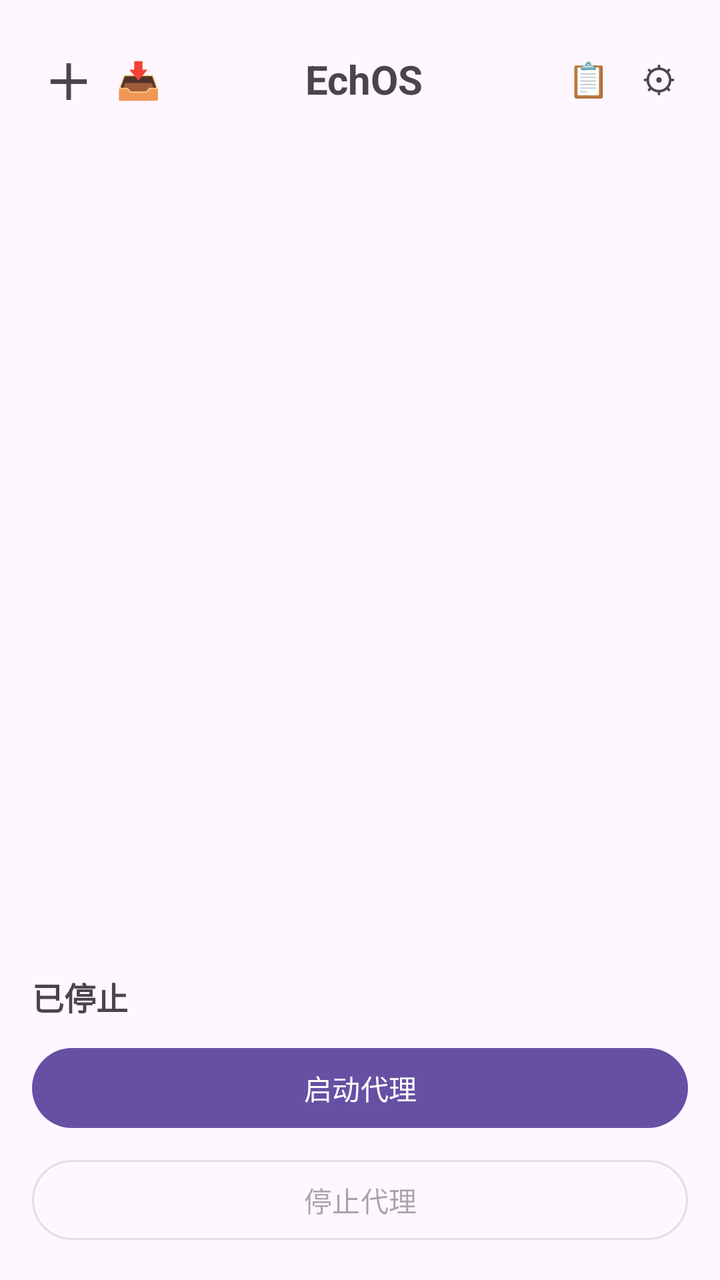
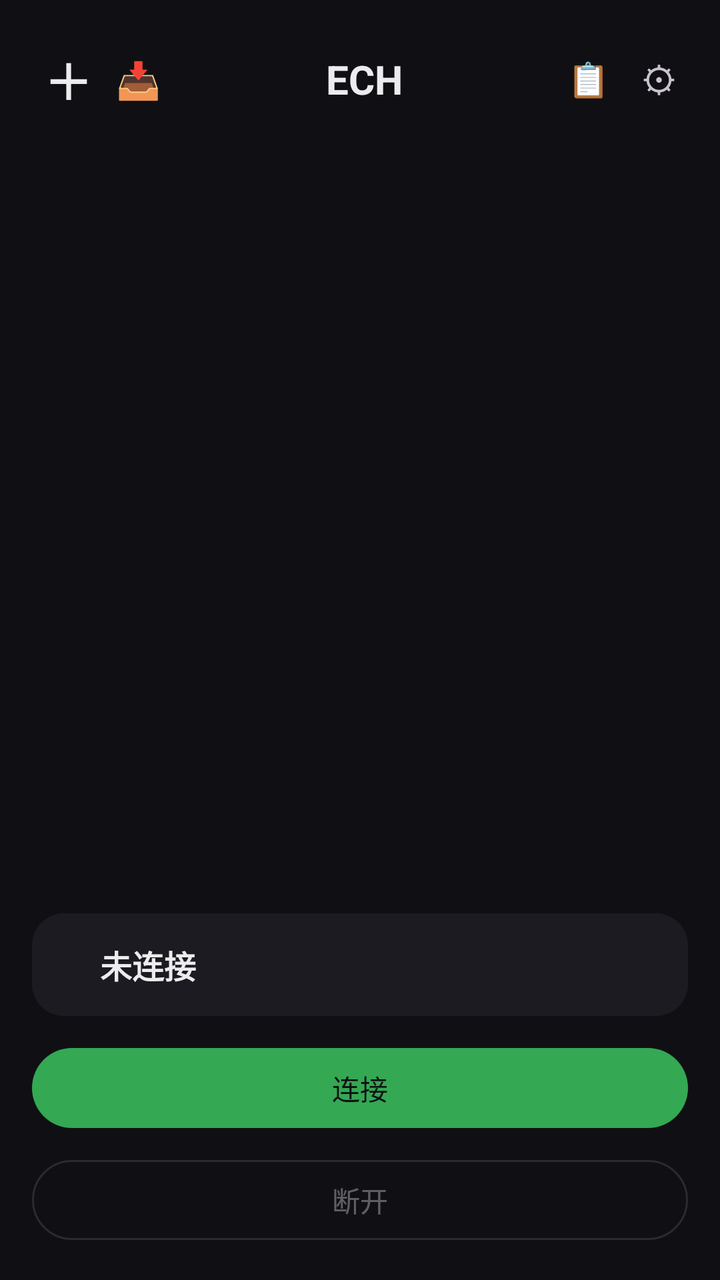

Two renders of the same Android screen: before a commit and after it. Below are the layout's source before the change and the commit's diff.
<!-- AndroidManifest.xml: application theme Theme.EchOS -->
<!-- res/layout/activity_main.xml -->
<?xml version="1.0" encoding="utf-8"?>
<LinearLayout xmlns:android="http://schemas.android.com/apk/res/android"
    android:layout_width="match_parent"
    android:layout_height="match_parent"
    android:orientation="vertical"
    android:padding="16dp">

    
    <LinearLayout
        android:layout_width="match_parent"
        android:layout_height="wrap_content"
        android:gravity="center_vertical"
        android:orientation="horizontal">

        <TextView
            android:id="@+id/btnAddCard"
            android:layout_width="wrap_content"
            android:layout_height="wrap_content"
            android:background="?attr/selectableItemBackgroundBorderless"
            android:padding="6dp"
            android:text="＋"
            android:textSize="24sp"
            android:textStyle="bold" />

        <TextView
            android:id="@+id/btnImport"
            android:layout_width="wrap_content"
            android:layout_height="wrap_content"
            android:background="?attr/selectableItemBackgroundBorderless"
            android:padding="6dp"
            android:text="📥"
            android:textSize="18sp" />

        <TextView
            android:layout_width="0dp"
            android:layout_height="wrap_content"
            android:layout_weight="1"
            android:gravity="center"
            android:text="@string/app_name"
            android:textSize="20sp"
            android:textStyle="bold" />

        <TextView
            android:id="@+id/btnLogs"
            android:layout_width="wrap_content"
            android:layout_height="wrap_content"
            android:background="?attr/selectableItemBackgroundBorderless"
            android:padding="6dp"
            android:text="📋"
            android:textSize="17sp" />

        <TextView
            android:id="@+id/btnSettings"
            android:layout_width="wrap_content"
            android:layout_height="wrap_content"
            android:layout_marginStart="4dp"
            android:background="?attr/selectableItemBackgroundBorderless"
            android:padding="6dp"
            android:text="⚙"
            android:textSize="18sp" />
    </LinearLayout>

    
    <ScrollView
        android:layout_width="match_parent"
        android:layout_height="0dp"
        android:layout_marginTop="8dp"
        android:layout_weight="1">

        <LinearLayout
            android:id="@+id/cardsContainer"
            android:layout_width="match_parent"
            android:layout_height="wrap_content"
            android:orientation="vertical" />
    </ScrollView>

    <TextView
        android:id="@+id/statusView"
        android:layout_width="match_parent"
        android:layout_height="wrap_content"
        android:layout_marginTop="10dp"
        android:text="@string/stopped"
        android:textSize="16sp"
        android:textStyle="bold" />

    <com.google.android.material.button.MaterialButton
        android:id="@+id/btnStart"
        android:layout_width="match_parent"
        android:layout_height="wrap_content"
        android:layout_marginTop="10dp"
        android:text="@string/start" />

    <com.google.android.material.button.MaterialButton
        android:id="@+id/btnStop"
        style="@style/Widget.Material3.Button.OutlinedButton"
        android:layout_width="match_parent"
        android:layout_height="wrap_content"
        android:layout_marginTop="8dp"
        android:enabled="false"
        android:text="@string/stop" />
</LinearLayout>
<!-- resources referenced by this layout -->
<resources>
  <string name="app_name">EchOS</string>
  <string name="start">启动代理</string>
  <string name="stop">停止代理</string>
  <string name="stopped">已停止</string>
  <style name="Theme.EchOS" parent="Theme.Material3.DayNight.NoActionBar" />
</resources>

<!-- the commit's change to res/layout/activity_main.xml (unified diff, before → after) -->
@@ -3,6 +3,7 @@
     android:layout_width="match_parent"
     android:layout_height="match_parent"
     android:orientation="vertical"
+    android:background="@color/ech_bg"
     android:padding="16dp">
 
     
@@ -19,6 +20,7 @@
             android:background="?attr/selectableItemBackgroundBorderless"
             android:padding="6dp"
             android:text="＋"
+            android:textColor="@color/ech_text"
             android:textSize="24sp"
             android:textStyle="bold" />
 
@@ -36,7 +38,8 @@
             android:layout_height="wrap_content"
             android:layout_weight="1"
             android:gravity="center"
-            android:text="@string/app_name"
+            android:text="@string/ech_title"
+            android:textColor="@color/ech_text"
             android:textSize="20sp"
             android:textStyle="bold" />
 
@@ -61,7 +64,43 @@
     </LinearLayout>
 
     
+    <LinearLayout
+        android:id="@+id/emptyView"
+        android:layout_width="match_parent"
+        android:layout_height="0dp"
+        android:layout_weight="1"
+        android:gravity="center"
+        android:orientation="vertical"
+        android:visibility="gone">
+
+        <TextView
+            android:layout_width="wrap_content"
+            android:layout_height="wrap_content"
+            android:text="🛰"
+            android:textSize="48sp" />
+
+        <TextView
+            android:layout_width="wrap_content"
+            android:layout_height="wrap_content"
+            android:layout_marginTop="12dp"
+            android:text="@string/no_nodes"
+            android:textColor="@color/ech_text"
+            android:textSize="18sp"
+            android:textStyle="bold" />
+
+        <TextView
+            android:layout_width="wrap_content"
+            android:layout_height="wrap_content"
+            android:layout_marginTop="6dp"
+            android:gravity="center"
+            android:text="@string/no_nodes_sub"
+            android:textColor="@color/ech_sub"
+            android:textSize="13sp" />
+    </LinearLayout>
+
+    
     <ScrollView
+        android:id="@+id/cardsScroll"
         android:layout_width="match_parent"
         android:layout_height="0dp"
         android:layout_marginTop="8dp"
@@ -74,21 +113,57 @@
             android:orientation="vertical" />
     </ScrollView>
 
-    <TextView
-        android:id="@+id/statusView"
+    
+    <LinearLayout
+        android:id="@+id/statusCard"
         android:layout_width="match_parent"
         android:layout_height="wrap_content"
-        android:layout_marginTop="10dp"
-        android:text="@string/stopped"
-        android:textSize="16sp"
-        android:textStyle="bold" />
+        android:layout_marginTop="12dp"
+        android:background="@drawable/bg_status_card"
+        android:orientation="vertical"
+        android:padding="14dp">
+
+        
+        <LinearLayout
+            android:layout_width="match_parent"
+            android:layout_height="wrap_content"
+            android:gravity="center_vertical"
+            android:orientation="horizontal">
+
+            <View
+                android:id="@+id/statusDot"
+                android:layout_width="10dp"
+                android:layout_height="10dp"
+                android:background="@drawable/bg_status_dot" />
+
+            <TextView
+                android:id="@+id/statusView"
+                android:layout_width="wrap_content"
+                android:layout_height="wrap_content"
+                android:layout_marginStart="10dp"
+                android:text="@string/disconnected"
+                android:textColor="@color/ech_text"
+                android:textSize="16sp"
+                android:textStyle="bold" />
+        </LinearLayout>
+
+        
+        <TextView
+            android:id="@+id/statusError"
+            android:layout_width="match_parent"
+            android:layout_height="wrap_content"
+            android:layout_marginTop="6dp"
+            android:textColor="@color/ech_error"
+            android:textSize="12sp"
+            android:visibility="gone" />
+    </LinearLayout>
 
     <com.google.android.material.button.MaterialButton
         android:id="@+id/btnStart"
         android:layout_width="match_parent"
         android:layout_height="wrap_content"
-        android:layout_marginTop="10dp"
-        android:text="@string/start" />
+        android:layout_marginTop="12dp"
+        android:text="@string/connect" />
 
     <com.google.android.material.button.MaterialButton
         android:id="@+id/btnStop"
@@ -97,5 +172,5 @@
         android:layout_height="wrap_content"
         android:layout_marginTop="8dp"
         android:enabled="false"
-        android:text="@string/stop" />
+        android:text="@string/disconnect" />
 </LinearLayout>
<!-- resource entries referenced after the edit -->
@@ -1,9 +1,43 @@
 <!-- resources referenced by this layout -->
 <resources>
-  <string name="app_name">EchOS</string>
-  <string name="start">启动代理</string>
-  <string name="stop">停止代理</string>
-  <string name="stopped">已停止</string>
-  <style name="Theme.EchOS" parent="Theme.Material3.DayNight.NoActionBar" />
+  <color name="ech_bg">#101014</color>
+  <color name="ech_sub">#9A9AA5</color>
+  <color name="ech_text">#ECECEF</color>
+  <!-- drawable bg_status_card (drawable) -->
+  <?xml version="1.0" encoding="utf-8"?>
+  <shape xmlns:android="http://schemas.android.com/apk/res/android">
+      <solid android:color="@color/ech_card" />
+      <corners android:radius="16dp" />
+  </shape>
+  <!-- drawable bg_status_dot (drawable) -->
+  <?xml version="1.0" encoding="utf-8"?>
+  <shape xmlns:android="http://schemas.android.com/apk/res/android"
+      android:shape="oval">
+      <solid android:color="@color/ech_disabled" />
+      <size android:width="10dp" android:height="10dp" />
+  </shape>
+  <string name="connect">连接</string>
+  <string name="disconnect">断开</string>
+  <string name="disconnected">未连接</string>
+  <string name="ech_title">ECH</string>
+  <string name="no_nodes">还没有节点</string>
+  <string name="no_nodes_sub">点击右上角 + 或下方按钮添加你的 Worker 节点</string>
+  <style name="Theme.EchOS" parent="Theme.Material3.Dark.NoActionBar">
+          <item name="android:windowBackground">@color/ech_bg</item>
+          <item name="android:statusBarColor">@color/ech_topbar</item>
+          <item name="android:navigationBarColor">@color/ech_bg</item>
+          <item name="colorPrimary">@color/ech_green</item>
+          <item name="colorPrimaryVariant">@color/ech_green_bg</item>
+          <item name="colorOnPrimary">@color/ech_bg</item>
+          <item name="android:colorAccent">@color/ech_green</item>
+          <item name="android:textColorPrimary">@color/ech_text</item>
+          <item name="android:textColorSecondary">@color/ech_sub</item>
+          <item name="android:colorBackground">@color/ech_bg</item>
+          <item name="android:windowLightStatusBar">false</item>
+      </style>
+  <color name="ech_card">#1B1B21</color>
+  <color name="ech_topbar">#17171C</color>
+  <color name="ech_green">#34A853</color>
+  <color name="ech_green_bg">#1E3A28</color>
 </resources>
 
